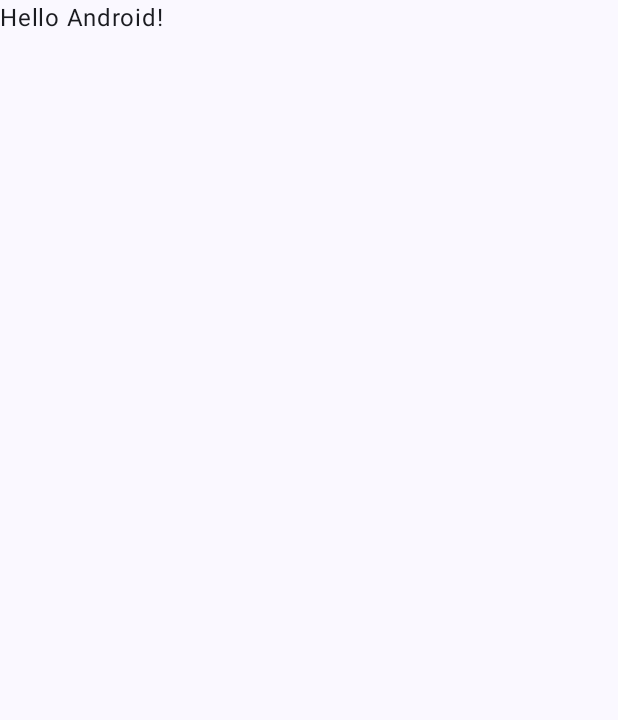
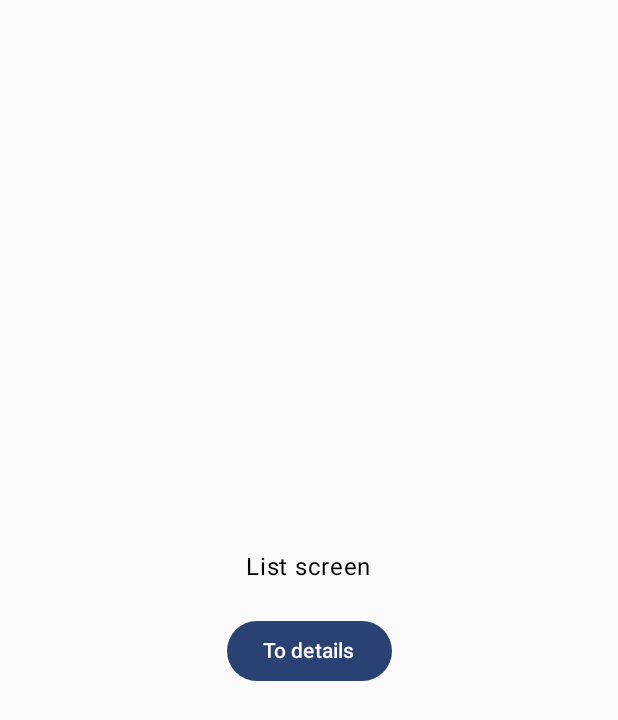
Before and after one commit to MatijaSokol/Notes, an Android app built with Jetpack Compose: the screen it shows after launch (MainActivity), on a phone screen of 412 x 824 dp. Before the commit the part shown is almost empty. Shown: the top 720 px of the screen. Run offline under Robolectric (Android 15) with nearby library versions, the phone set to English and light mode, and no system bars.

Commit message:
add navigation and sample screens using koin

```diff
--- a/app/build.gradle.kts
+++ b/app/build.gradle.kts
@@ -99,6 +99,10 @@ dependencies {
     implementation(libs.androidx.activity.compose)
     implementation(platform(libs.androidx.compose.bom))
     implementation(libs.bundles.compose)
+    implementation(libs.androidx.compose.navigation)
+
+    implementation(platform(libs.koin.bom))
+    implementation(libs.bundles.koin)
 
     testImplementation(libs.junit)
 
--- a/app/src/main/AndroidManifest.xml
+++ b/app/src/main/AndroidManifest.xml
@@ -3,6 +3,7 @@
     xmlns:tools="http://schemas.android.com/tools">
 
     <application
+        android:name=".App"
         android:allowBackup="true"
         android:dataExtractionRules="@xml/data_extraction_rules"
         android:fullBackupContent="@xml/backup_rules"
--- /dev/null
+++ b/app/src/main/java/com/matijasokol/notes/App.kt
@@ -0,0 +1,27 @@
+package com.matijasokol.notes
+
+import android.app.Application
+import com.matijasokol.notes.di.appModule
+import org.koin.android.ext.koin.androidContext
+import org.koin.android.ext.koin.androidLogger
+import org.koin.core.context.startKoin
+import org.koin.core.logger.Level
+
+class App : Application() {
+
+    override fun onCreate() {
+        super.onCreate()
+
+        initKoin()
+    }
+
+    private fun initKoin() {
+        startKoin {
+            if (BuildConfig.DEBUG) {
+                androidLogger(Level.DEBUG)
+            }
+            androidContext(this@App)
+            modules(appModule)
+        }
+    }
+}
--- /dev/null
+++ b/app/src/main/java/com/matijasokol/notes/AppContent.kt
@@ -0,0 +1,73 @@
+package com.matijasokol.notes
+
+import androidx.compose.runtime.Composable
+import androidx.compose.runtime.rememberCoroutineScope
+import androidx.navigation.NavGraphBuilder
+import androidx.navigation.compose.NavHost
+import androidx.navigation.compose.composable
+import androidx.navigation.compose.rememberNavController
+import com.matijasokol.notes.navigation.NavigationEffect
+import com.matijasokol.notes.navigation.NavigationEvent
+import com.matijasokol.notes.navigation.Navigator
+import com.matijasokol.presentation.details.DetailsDestination
+import com.matijasokol.presentation.details.DetailsScreen
+import com.matijasokol.presentation.list.ListDestination
+import com.matijasokol.presentation.list.ListScreen
+import kotlinx.coroutines.launch
+import org.koin.compose.koinInject
+
+@Composable
+fun AppContent() {
+    val navController = rememberNavController()
+    val navigator: Navigator = koinInject()
+    val scope = rememberCoroutineScope()
+    NavigationEffect(navController)
+
+    NavHost(
+        navController = navController,
+        startDestination = ListDestination.route(),
+    ) {
+        listScreen {
+            scope.launch {
+                navigator.emitDestination(
+                    NavigationEvent.Destination(
+                        destination = DetailsDestination.buildRoute(20),
+                    ),
+                )
+            }
+        }
+        detailsScreen {
+            scope.launch {
+                navigator.emitDestination(
+                    NavigationEvent.NavigateUp,
+                )
+            }
+        }
+    }
+}
+
+private fun NavGraphBuilder.listScreen(
+    onButtonClick: () -> Unit,
+) {
+    composable(
+        route = ListDestination.route(),
+    ) {
+        ListScreen {
+            onButtonClick()
+        }
+    }
+}
+
+private fun NavGraphBuilder.detailsScreen(
+    onButtonClick: () -> Unit,
+) {
+    composable(
+        route = DetailsDestination.route(),
+        arguments = DetailsDestination.arguments,
+    ) {
+        DetailsScreen(
+            param = it.arguments?.getInt("noteId") ?: error("Param is not provided"),
+            onButtonClick = onButtonClick,
+        )
+    }
+}
--- a/app/src/main/java/com/matijasokol/notes/MainActivity.kt
+++ b/app/src/main/java/com/matijasokol/notes/MainActivity.kt
@@ -3,44 +3,19 @@ package com.matijasokol.notes
 import android.os.Bundle
 import androidx.activity.ComponentActivity
 import androidx.activity.compose.setContent
-import androidx.compose.foundation.layout.fillMaxSize
-import androidx.compose.material3.MaterialTheme
-import androidx.compose.material3.Surface
-import androidx.compose.material3.Text
-import androidx.compose.runtime.Composable
-import androidx.compose.ui.Modifier
-import androidx.compose.ui.tooling.preview.Preview
 import com.matijasokol.notes.ui.theme.NotesTheme
+import org.koin.compose.KoinContext
 
 class MainActivity : ComponentActivity() {
+
     override fun onCreate(savedInstanceState: Bundle?) {
         super.onCreate(savedInstanceState)
         setContent {
-            NotesTheme {
-                // A surface container using the 'background' color from the theme
-                Surface(
-                    modifier = Modifier.fillMaxSize(),
-                    color = MaterialTheme.colorScheme.background,
-                ) {
-                    Greeting("Android")
+            KoinContext {
+                NotesTheme {
+                    AppContent()
                 }
             }
         }
     }
 }
-
-@Composable
-fun Greeting(name: String, modifier: Modifier = Modifier) {
-    Text(
-        text = "Hello $name!",
-        modifier = modifier,
-    )
-}
-
-@Preview(showBackground = true)
-@Composable
-fun GreetingPreview() {
-    NotesTheme {
-        Greeting("Android")
-    }
-}
--- /dev/null
+++ b/app/src/main/java/com/matijasokol/notes/di/AppModule.kt
@@ -0,0 +1,5 @@
+package com.matijasokol.notes.di
+
+val appModule = listOf(
+    coreModule,
+)
--- /dev/null
+++ b/app/src/main/java/com/matijasokol/notes/di/CoreModule.kt
@@ -0,0 +1,11 @@
+package com.matijasokol.notes.di
+
+import com.matijasokol.notes.navigation.Navigator
+import com.matijasokol.notes.navigation.NavigatorImpl
+import org.koin.core.module.dsl.singleOf
+import org.koin.dsl.bind
+import org.koin.dsl.module
+
+val coreModule = module {
+    singleOf(::NavigatorImpl) bind Navigator::class
+}
--- /dev/null
+++ b/app/src/main/java/com/matijasokol/notes/navigation/NavigationEffect.kt
@@ -0,0 +1,33 @@
+package com.matijasokol.notes.navigation
+
+import androidx.compose.runtime.Composable
+import androidx.compose.runtime.LaunchedEffect
+import androidx.navigation.NavHostController
+import kotlinx.coroutines.flow.launchIn
+import kotlinx.coroutines.flow.onEach
+import org.koin.compose.koinInject
+
+@Composable
+fun NavigationEffect(
+    navController: NavHostController,
+    navigator: Navigator = koinInject(),
+) {
+    LaunchedEffect(navController) {
+        navigator.navigationEvent
+            .onEach { executeNavigationRequests(navController, it) }
+            .launchIn(this)
+    }
+}
+
+private fun executeNavigationRequests(
+    navController: NavHostController,
+    navigationEvent: NavigationEvent,
+) {
+    when (navigationEvent) {
+        is NavigationEvent.Destination -> navController.navigate(
+            route = navigationEvent.destination,
+            builder = navigationEvent.builder,
+        )
+        NavigationEvent.NavigateUp -> navController.popBackStack()
+    }
+}
--- /dev/null
+++ b/app/src/main/java/com/matijasokol/notes/navigation/Navigator.kt
@@ -0,0 +1,12 @@
+package com.matijasokol.notes.navigation
+
+import kotlinx.coroutines.flow.Flow
+
+interface Navigator {
+
+    val navigationEvent: Flow<NavigationEvent>
+
+    suspend fun emitDestination(event: NavigationEvent)
+
+    fun tryEmitDestination(event: NavigationEvent)
+}
--- /dev/null
+++ b/app/src/main/java/com/matijasokol/notes/navigation/NavigatorImpl.kt
@@ -0,0 +1,18 @@
+package com.matijasokol.notes.navigation
+
+import kotlinx.coroutines.channels.Channel
+import kotlinx.coroutines.flow.receiveAsFlow
+
+class NavigatorImpl : Navigator {
+
+    private val _navigationEvent = Channel<NavigationEvent>(Channel.BUFFERED)
+    override val navigationEvent = _navigationEvent.receiveAsFlow()
+
+    override suspend fun emitDestination(event: NavigationEvent) {
+        _navigationEvent.send(event)
+    }
+
+    override fun tryEmitDestination(event: NavigationEvent) {
+        _navigationEvent.trySend(event)
+    }
+}
--- a/gradle.properties
+++ b/gradle.properties
@@ -21,3 +21,4 @@ kotlin.code.style=official
 # resources declared in the library itself and none from the library's dependencies,
 # thereby reducing the size of the R class for that library
 android.nonTransitiveRClass=true
+android.defaults.buildfeatures.buildconfig=true
--- /dev/null
+++ b/presentation/src/main/java/com/matijasokol/presentation/details/DetailsDestination.kt
@@ -0,0 +1,22 @@
+package com.matijasokol.presentation.details
+
+import androidx.navigation.NamedNavArgument
+import androidx.navigation.NavType
+import androidx.navigation.navArgument
+import com.matijasokol.presentation.navigation.NavigationDestination
+
+object DetailsDestination : NavigationDestination<Int> {
+
+    const val ARGUMENT_NOTE_ID = "noteId"
+
+    override fun route(): String = "details/{$ARGUMENT_NOTE_ID}"
+
+    override fun buildRoute(data: Int): String = "details/$data"
+
+    override val arguments: List<NamedNavArgument>
+        get() = listOf(
+            navArgument(ARGUMENT_NOTE_ID) {
+                type = NavType.IntType
+            },
+        )
+}
--- /dev/null
+++ b/presentation/src/main/java/com/matijasokol/presentation/list/ListDestination.kt
@@ -0,0 +1,8 @@
+package com.matijasokol.presentation.list
+
+import com.matijasokol.presentation.navigation.NavigationDestination
+
+object ListDestination : NavigationDestination<Unit> {
+
+    override fun route(): String = "list"
+}
--- /dev/null
+++ b/presentation/src/main/java/com/matijasokol/presentation/list/ListScreen.kt
@@ -0,0 +1,31 @@
+package com.matijasokol.presentation.list
+
+import androidx.compose.foundation.layout.Arrangement
+import androidx.compose.foundation.layout.Column
+import androidx.compose.foundation.layout.Spacer
+import androidx.compose.foundation.layout.fillMaxSize
+import androidx.compose.foundation.layout.height
+import androidx.compose.material3.Button
+import androidx.compose.material3.Text
+import androidx.compose.runtime.Composable
+import androidx.compose.ui.Alignment
+import androidx.compose.ui.Modifier
+import androidx.compose.ui.unit.dp
+
+@Composable
+fun ListScreen(
+    modifier: Modifier = Modifier,
+    onButtonClick: () -> Unit,
+) {
+    Column(
+        modifier = modifier.fillMaxSize(),
+        horizontalAlignment = Alignment.CenterHorizontally,
+        verticalArrangement = Arrangement.Center,
+    ) {
+        Text("List screen")
+        Spacer(modifier = Modifier.height(20.dp))
+        Button(onClick = onButtonClick) {
+            Text(text = "To details")
+        }
+    }
+}
```
Also changed, not shown: app/src/main/java/com/matijasokol/notes/navigation/NavigationEvent.kt (added, +13 -0 lines), gradle/libs.versions.toml (+16 -0 lines), presentation/build.gradle.kts (+24 -0 lines), presentation/src/main/java/com/matijasokol/presentation/details/DetailsScreen.kt (added, +32 -0 lines), presentation/src/main/java/com/matijasokol/presentation/navigation/NavigationDestination.kt (added, +25 -0 lines).
